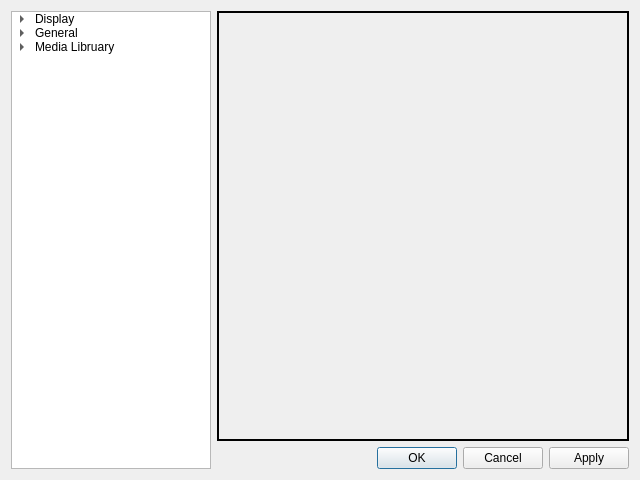
KirillDubinkin/Errorise, file preferenceswindow.ui: the form before one commit.
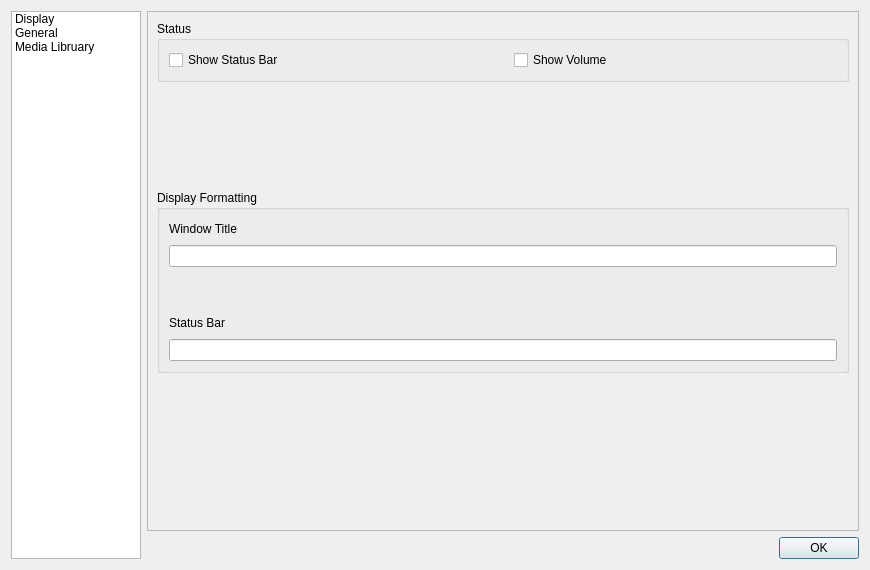
The form after the commit. The open tabs and pages were chosen to show the change.

Commit message: Added preferences windows 'Media Libruary' and 'Display'. Added functions for window 'Media Libruary'.

Diff of the .ui file:
```diff
--- a/preferenceswindow.ui
+++ b/preferenceswindow.ui
@@ -6,8 +6,8 @@
    <rect>
     <x>0</x>
     <y>0</y>
-    <width>640</width>
-    <height>480</height>
+    <width>870</width>
+    <height>570</height>
    </rect>
   </property>
   <property name="windowTitle">
@@ -17,21 +17,16 @@
    <item row="0" column="0">
     <layout class="QHBoxLayout" name="horizontalLayout">
      <item>
-      <widget class="QTreeWidget" name="treeWidget">
+      <widget class="QListWidget" name="listWidget">
        <property name="maximumSize">
         <size>
-         <width>200</width>
+         <width>130</width>
          <height>16777215</height>
         </size>
        </property>
-       <attribute name="headerVisible">
-        <bool>false</bool>
-       </attribute>
-       <column>
-        <property name="text">
-         <string>1</string>
-        </property>
-       </column>
+       <property name="frameShape">
+        <enum>QFrame::StyledPanel</enum>
+       </property>
        <item>
         <property name="text">
          <string>Display</string>
@@ -69,15 +64,325 @@
        <property name="orientation">
         <enum>Qt::Horizontal</enum>
        </property>
-       <widget class="QWidget" name="">
+       <widget class="QWidget" name="layoutWidget">
         <layout class="QVBoxLayout" name="verticalLayout">
          <item>
           <widget class="QStackedWidget" name="stackedWidget">
            <property name="frameShape">
-            <enum>QFrame::WinPanel</enum>
+            <enum>QFrame::StyledPanel</enum>
            </property>
-           <widget class="QWidget" name="page"/>
-           <widget class="QWidget" name="page_2"/>
+           <property name="currentIndex">
+            <number>2</number>
+           </property>
+           <widget class="QWidget" name="page">
+            <layout class="QGridLayout" name="gridLayout_10">
+             <item row="0" column="0">
+              <layout class="QVBoxLayout" name="verticalLayout_6">
+               <item>
+                <widget class="QGroupBox" name="groupBox_3">
+                 <property name="title">
+                  <string>Status</string>
+                 </property>
+                 <layout class="QGridLayout" name="gridLayout_4">
+                  <item row="0" column="0">
+                   <layout class="QHBoxLayout" name="horizontalLayout_6">
+                    <item>
+                     <widget class="QCheckBox" name="displayStatus">
+                      <property name="sizePolicy">
+                       <sizepolicy hsizetype="Maximum" vsizetype="Fixed">
+                        <horstretch>0</horstretch>
+                        <verstretch>0</verstretch>
+                       </sizepolicy>
+                      </property>
+                      <property name="text">
+                       <string>Show Status Bar</string>
+                      </property>
+                     </widget>
+                    </item>
+                    <item>
+                     <spacer name="horizontalSpacer_3">
+                      <property name="orientation">
+                       <enum>Qt::Horizontal</enum>
+                      </property>
+                      <property name="sizeHint" stdset="0">
+                       <size>
+                        <width>218</width>
+                        <height>20</height>
+                       </size>
+                      </property>
+                     </spacer>
+                    </item>
+                    <item>
+                     <widget class="QCheckBox" name="displayVolume">
+                      <property name="text">
+                       <string>Show Volume</string>
+                      </property>
+                     </widget>
+                    </item>
+                    <item>
+                     <spacer name="horizontalSpacer_4">
+                      <property name="orientation">
+                       <enum>Qt::Horizontal</enum>
+                      </property>
+                      <property name="sizeHint" stdset="0">
+                       <size>
+                        <width>138</width>
+                        <height>20</height>
+                       </size>
+                      </property>
+                     </spacer>
+                    </item>
+                   </layout>
+                  </item>
+                 </layout>
+                </widget>
+               </item>
+               <item>
+                <spacer name="verticalSpacer_6">
+                 <property name="orientation">
+                  <enum>Qt::Vertical</enum>
+                 </property>
+                 <property name="sizeHint" stdset="0">
+                  <size>
+                   <width>20</width>
+                   <height>78</height>
+                  </size>
+                 </property>
+                </spacer>
+               </item>
+               <item>
+                <widget class="QGroupBox" name="groupBox_4">
+                 <property name="title">
+                  <string>Display Formatting</string>
+                 </property>
+                 <layout class="QGridLayout" name="gridLayout_6">
+                  <item row="0" column="0">
+                   <layout class="QVBoxLayout" name="verticalLayout_5">
+                    <item>
+                     <layout class="QVBoxLayout" name="verticalLayout_3">
+                      <item>
+                       <layout class="QHBoxLayout" name="horizontalLayout_3">
+                        <item>
+                         <widget class="QLabel" name="label">
+                          <property name="text">
+                           <string>Window Title</string>
+                          </property>
+                         </widget>
+                        </item>
+                        <item>
+                         <spacer name="horizontalSpacer">
+                          <property name="orientation">
+                           <enum>Qt::Horizontal</enum>
+                          </property>
+                          <property name="sizeHint" stdset="0">
+                           <size>
+                            <width>40</width>
+                            <height>20</height>
+                           </size>
+                          </property>
+                         </spacer>
+                        </item>
+                       </layout>
+                      </item>
+                      <item>
+                       <widget class="QLineEdit" name="lineEdit_3"/>
+                      </item>
+                     </layout>
+                    </item>
+                    <item>
+                     <spacer name="verticalSpacer_5">
+                      <property name="orientation">
+                       <enum>Qt::Vertical</enum>
+                      </property>
+                      <property name="sizeHint" stdset="0">
+                       <size>
+                        <width>20</width>
+                        <height>40</height>
+                       </size>
+                      </property>
+                     </spacer>
+                    </item>
+                    <item>
+                     <layout class="QVBoxLayout" name="verticalLayout_4">
+                      <item>
+                       <layout class="QHBoxLayout" name="horizontalLayout_4">
+                        <item>
+                         <widget class="QLabel" name="label_2">
+                          <property name="text">
+                           <string>Status Bar</string>
+                          </property>
+                         </widget>
+                        </item>
+                        <item>
+                         <spacer name="horizontalSpacer_2">
+                          <property name="orientation">
+                           <enum>Qt::Horizontal</enum>
+                          </property>
+                          <property name="sizeHint" stdset="0">
+                           <size>
+                            <width>40</width>
+                            <height>20</height>
+                           </size>
+                          </property>
+                         </spacer>
+                        </item>
+                       </layout>
+                      </item>
+                      <item>
+                       <widget class="QLineEdit" name="lineEdit_4"/>
+                      </item>
+                     </layout>
+                    </item>
+                   </layout>
+                  </item>
+                 </layout>
+                </widget>
+               </item>
+               <item>
+                <spacer name="verticalSpacer_7">
+                 <property name="orientation">
+                  <enum>Qt::Vertical</enum>
+                 </property>
+                 <property name="sizeHint" stdset="0">
+                  <size>
+                   <width>20</width>
+                   <height>148</height>
+                  </size>
+                 </property>
+                </spacer>
+               </item>
+              </layout>
+             </item>
+            </layout>
+           </widget>
+           <widget class="QWidget" name="page_2">
+            <layout class="QGridLayout" name="gridLayout_7"/>
+           </widget>
+           <widget class="QWidget" name="page_3">
+            <layout class="QGridLayout" name="gridLayout_5">
+             <item row="0" column="0">
+              <layout class="QVBoxLayout" name="verticalLayout_2">
+               <item>
+                <spacer name="verticalSpacer_2">
+                 <property name="orientation">
+                  <enum>Qt::Vertical</enum>
+                 </property>
+                 <property name="sizeType">
+                  <enum>QSizePolicy::Maximum</enum>
+                 </property>
+                 <property name="sizeHint" stdset="0">
+                  <size>
+                   <width>20</width>
+                   <height>40</height>
+                  </size>
+                 </property>
+                </spacer>
+               </item>
+               <item>
+                <widget class="QSplitter" name="splitter_2">
+                 <property name="orientation">
+                  <enum>Qt::Vertical</enum>
+                 </property>
+                 <widget class="QGroupBox" name="groupBox">
+                  <property name="title">
+                   <string>   Music Folder</string>
+                  </property>
+                  <layout class="QGridLayout" name="gridLayout_2">
+                   <item row="1" column="0">
+                    <layout class="QHBoxLayout" name="horizontalLayout_2">
+                     <item>
+                      <widget class="QLineEdit" name="musFolder"/>
+                     </item>
+                     <item>
+                      <widget class="QPushButton" name="musFolderChange">
+                       <property name="sizePolicy">
+                        <sizepolicy hsizetype="Minimum" vsizetype="Fixed">
+                         <horstretch>0</horstretch>
+                         <verstretch>0</verstretch>
+                        </sizepolicy>
+                       </property>
+                       <property name="text">
+                        <string>Change</string>
+                       </property>
+                      </widget>
+                     </item>
+                    </layout>
+                   </item>
+                   <item row="2" column="0">
+                    <spacer name="verticalSpacer_3">
+                     <property name="orientation">
+                      <enum>Qt::Vertical</enum>
+                     </property>
+                     <property name="sizeType">
+                      <enum>QSizePolicy::Fixed</enum>
+                     </property>
+                     <property name="sizeHint" stdset="0">
+                      <size>
+                       <width>20</width>
+                       <height>40</height>
+                      </size>
+                     </property>
+                    </spacer>
+                   </item>
+                  </layout>
+                 </widget>
+                 <widget class="QGroupBox" name="groupBox_2">
+                  <property name="sizePolicy">
+                   <sizepolicy hsizetype="Preferred" vsizetype="Minimum">
+                    <horstretch>0</horstretch>
+                    <verstretch>0</verstretch>
+                   </sizepolicy>
+                  </property>
+                  <property name="minimumSize">
+                   <size>
+                    <width>0</width>
+                    <height>100</height>
+                   </size>
+                  </property>
+                  <property name="title">
+                   <string>   File Types</string>
+                  </property>
+                  <layout class="QGridLayout" name="gridLayout_3">
+                   <item row="1" column="0">
+                    <widget class="QLineEdit" name="fileFilter"/>
+                   </item>
+                   <item row="2" column="0">
+                    <spacer name="verticalSpacer_4">
+                     <property name="orientation">
+                      <enum>Qt::Vertical</enum>
+                     </property>
+                     <property name="sizeType">
+                      <enum>QSizePolicy::Fixed</enum>
+                     </property>
+                     <property name="sizeHint" stdset="0">
+                      <size>
+                       <width>20</width>
+                       <height>40</height>
+                      </size>
+                     </property>
+                    </spacer>
+                   </item>
+                  </layout>
+                 </widget>
+                </widget>
+               </item>
+               <item>
+                <spacer name="verticalSpacer">
+                 <property name="orientation">
+                  <enum>Qt::Vertical</enum>
+                 </property>
+                 <property name="sizeHint" stdset="0">
+                  <size>
+                   <width>20</width>
+                   <height>208</height>
+                  </size>
+                 </property>
+                </spacer>
+               </item>
+              </layout>
+             </item>
+            </layout>
+           </widget>
           </widget>
          </item>
          <item>
@@ -86,7 +391,7 @@
             <enum>Qt::Horizontal</enum>
            </property>
            <property name="standardButtons">
-            <set>QDialogButtonBox::Apply|QDialogButtonBox::Cancel|QDialogButtonBox::Ok</set>
+            <set>QDialogButtonBox::Ok</set>
            </property>
           </widget>
          </item>
```
Left out of the diff: 15 changed lines with no effect on the pictures. The commit also changes 5 other files.
